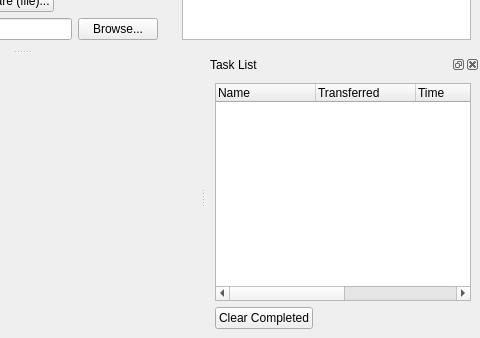
Old version of the form src/qt-gui/MainWindow.ui in the repository MrHacky/uftt; both pictures show x 437 to 917 and y 255 to 593 of the 917 by 593 pixel window.
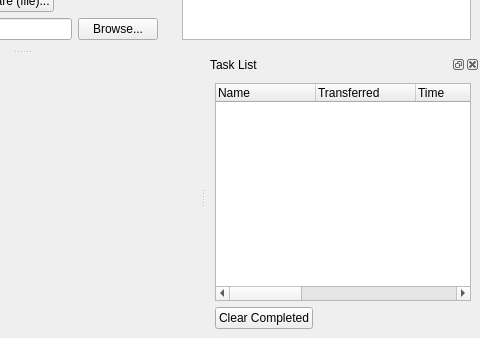
New version of the form. Custom widgets are drawn as their Qt base class.

Commit message: Track and show total download size, download speed, and time remaining.

Diff of the .ui file:
```diff
--- a/src/qt-gui/MainWindow.ui
+++ b/src/qt-gui/MainWindow.ui
@@ -426,6 +426,21 @@
          <string>Queue</string>
         </property>
        </column>
+       <column>
+        <property name="text" >
+         <string>Size</string>
+        </property>
+       </column>
+       <column>
+        <property name="text" >
+         <string>Speed</string>
+        </property>
+       </column>
+       <column>
+        <property name="text" >
+         <string>Remaining</string>
+        </property>
+       </column>
       </widget>
      </item>
      <item>
```
The commit also changes 4 other files.
